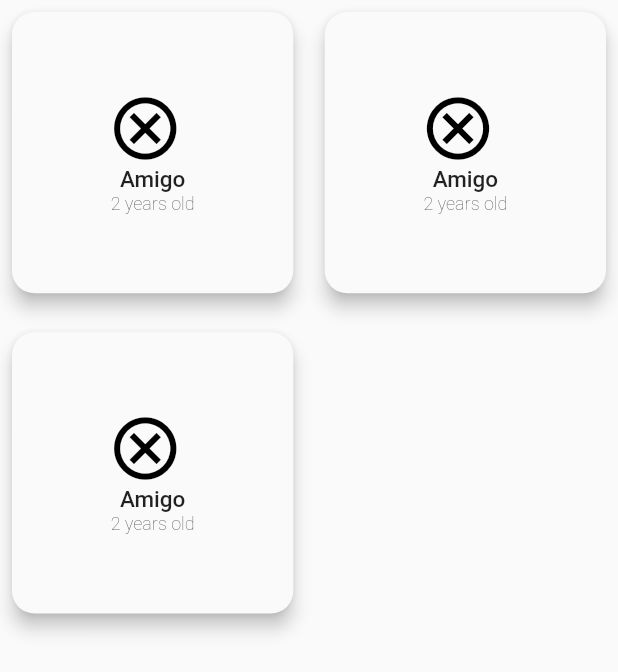
After one commit to rohanjariwala03/pet_friends_flutter, a Flutter app: the ConnectionScreen screen opened directly, on a phone screen of 412 x 824 dp. The commit adds this screen. Shown: the top 672 px of the screen. Run offline on Flutter 3.47's test engine with Material 2 defaults, Android fonts, the phone set to English and light mode, and no system bars; our stand-ins replace get, google_maps_flutter.

```diff
--- /dev/null
+++ b/lib/constant.dart
@@ -0,0 +1 @@
+const debugModeOn = true;
--- /dev/null
+++ b/lib/getx/getx_variables.dart
@@ -0,0 +1,10 @@
+import 'package:get/get.dart';
+
+class GetVariables extends GetxController{
+  String appBarName = "Home";
+
+  void changeAppBarName(String value){
+    appBarName = value;
+    update();
+  }
+}
--- /dev/null
+++ b/lib/screens/connection_screens/connection_screen.dart
@@ -0,0 +1,74 @@
+import 'package:flutter/material.dart';
+
+class ConnectionScreen extends StatefulWidget {
+  const ConnectionScreen({Key? key}) : super(key: key);
+
+  @override
+  _ConnectionScreenState createState() => _ConnectionScreenState();
+}
+
+class _ConnectionScreenState extends State<ConnectionScreen> {
+  @override
+  Widget build(BuildContext context) {
+    Size size = MediaQuery.of(context).size;
+    return Scaffold(
+      body: SafeArea(
+        child: GridView.builder(
+            shrinkWrap: true,
+            itemCount: 3,
+            gridDelegate: const SliverGridDelegateWithFixedCrossAxisCount(
+              crossAxisCount: 2,
+              crossAxisSpacing: 5.0,
+              mainAxisSpacing: 10.0,
+            ),
+            itemBuilder: (context, index) {
+              return Padding(
+                padding: const EdgeInsets.all(8.0),
+                child: Material(
+                  elevation: 5,
+                  borderRadius: BorderRadius.circular(15),
+                  child: Container(
+                    height: size.height*0.15,
+                    width: size.width*0.6,
+                    decoration: BoxDecoration(
+                        borderRadius: BorderRadius.circular(15)
+                    ),
+                    child: Column(
+                      mainAxisAlignment: MainAxisAlignment.center,
+                      children: [
+                        Padding(
+                          padding: const EdgeInsets.only(right: 10.0),
+                          child: Container(
+                            width: 50,
+                            height: 50,
+                            decoration: const BoxDecoration(
+                              shape: BoxShape.circle,
+                            ),
+                            child: const Icon(Icons.cancel_outlined,color: Colors.black,size: 50,),
+                          ),
+                        ),
+                        const Text(
+                          "Amigo",
+                          style: TextStyle(
+                              fontSize: 15,
+                              fontWeight: FontWeight.w500
+                          ),
+                        ),
+                        const Text(
+                          "2 years old",
+                          style: TextStyle(
+                              fontSize: 12,
+                              fontWeight: FontWeight.w200
+                          ),
+                        ),
+                      ],
+                    ),
+                  ),
+                ),
+              );
+            }
+        ),
+      ),
+    );
+  }
+}
--- a/lib/screens/home_screen.dart
+++ b/lib/screens/home_screens/home_screen.dart
@@ -12,7 +12,7 @@ class _HomeScreenState extends State<HomeScreen> {
   @override
   Widget build(BuildContext context) {
     return const Scaffold(
-      backgroundColor: Colors.purple,
+      //backgroundColor: Colors.purple,
       body: GoogleMap(
         initialCameraPosition:CameraPosition(
           target: LatLng(45.49558074871321, -73.5797448999033),
--- a/pubspec.yaml
+++ b/pubspec.yaml
@@ -39,6 +39,7 @@ dependencies:
   geocoding: ^2.0.4
   geolocator: ^8.2.0
   location: ^4.3.0
+  get: ^4.6.1
 
 dev_dependencies:
   flutter_test:
```
Also changed, not shown: lib/main.dart (+6 -4 lines), lib/screens/profile_screens/my_account_screen.dart (renamed from lib/screens/my_account_screen.dart, +4 -5 lines), lib/screens/shop_screens/shop_screen.dart (added, +193 -0 lines), lib/widgets/bottom_navigation_bar.dart (+32 -12 lines), pubspec.lock.
